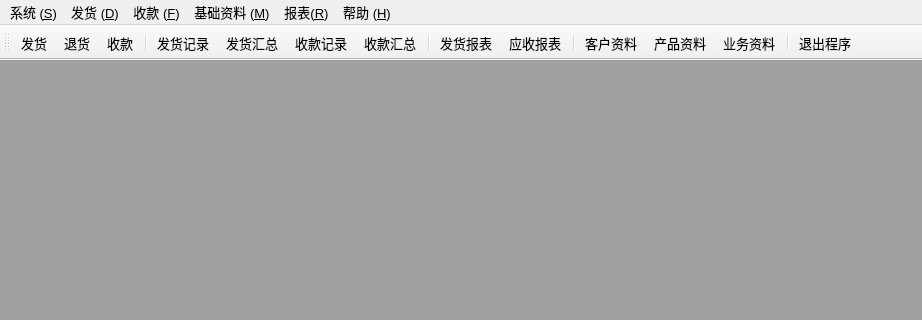
Old version of the form ui/MainWindow.ui in the repository archsh/quickexcel; both pictures show x 0 to 922 and y 0 to 320 of the 922 by 600 pixel window.
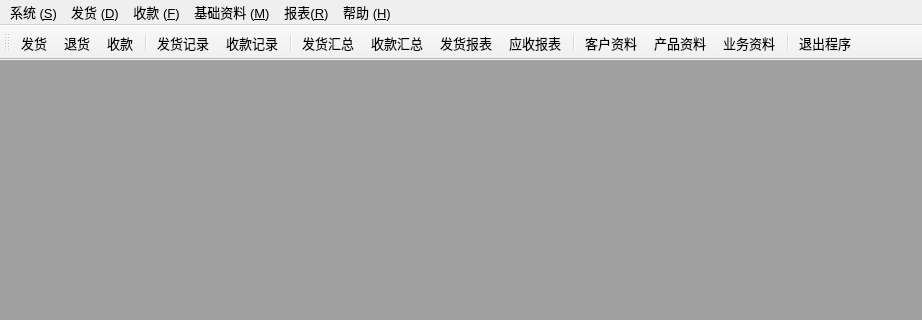
New version of the form. Icons and pictures are not drawn.

What changed in the file:
```diff
--- a/ui/MainWindow.ui
+++ b/ui/MainWindow.ui
@@ -82,10 +82,10 @@
    <addaction name="action_Receipt"/>
    <addaction name="separator"/>
    <addaction name="action_DeliveryRecords"/>
-   <addaction name="action_DeliverySummarize"/>
    <addaction name="action_ReceiptRecords"/>
-   <addaction name="action_ReceiptSummarize"/>
    <addaction name="separator"/>
+   <addaction name="action_DeliverySummarize"/>
+   <addaction name="action_ReceiptSummarize"/>
    <addaction name="action_DeliveryReport"/>
    <addaction name="action_ReceiptReport"/>
    <addaction name="separator"/>
```
